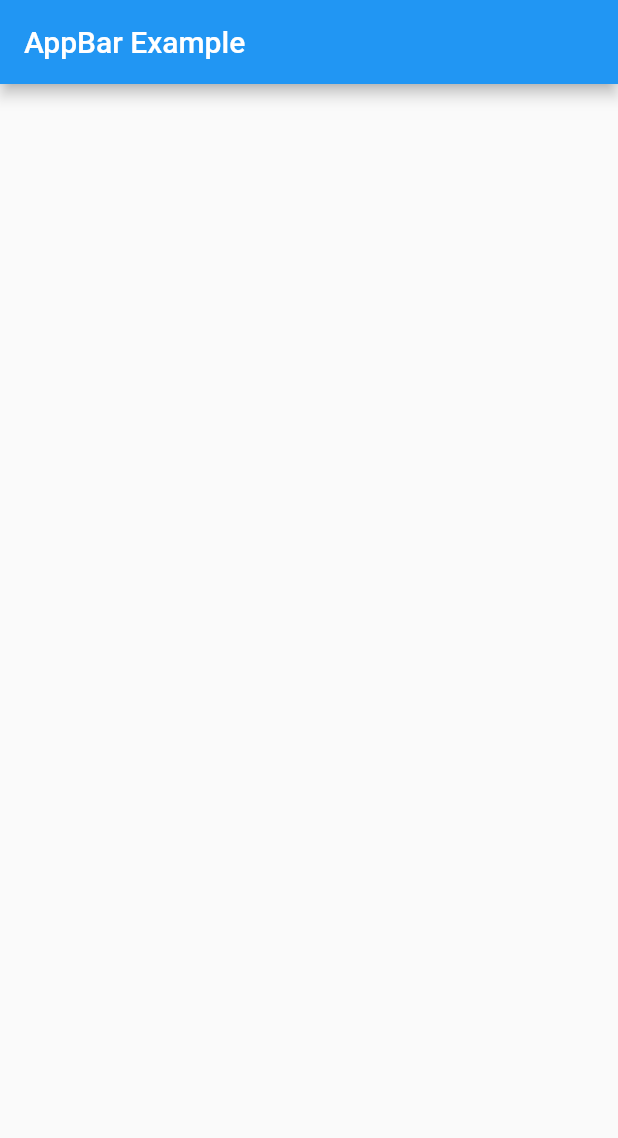
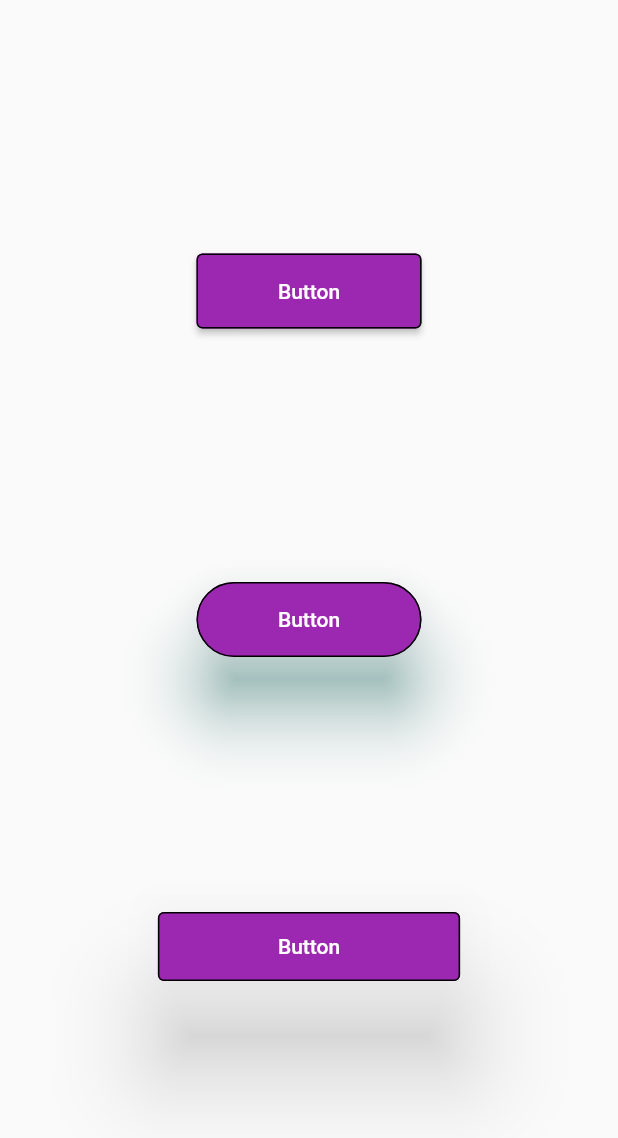
Before and after one commit to BilalRehman08/Flutter_Basic_Widgets, a Flutter app: the screen it shows after launch, after a tap on "Elevated Button Example", on a phone screen of 412 x 824 dp. Shown: the top 1138 px of the screen. Run offline on Flutter 3.47's test engine with Material 2 defaults, Android fonts, the light colour scheme and no system bars.

Commit message:
ElevatedButton Example

```diff
--- a/lib/Buttons.dart
+++ b/lib/Buttons.dart
@@ -1 +1,60 @@
 import 'package:flutter/material.dart';
+
+class ElevatedButtonExample extends StatefulWidget {
+  @override
+  _ElevatedButtonExampleState createState() => _ElevatedButtonExampleState();
+}
+
+class _ElevatedButtonExampleState extends State<ElevatedButtonExample> {
+  @override
+  Widget build(BuildContext context) {
+    return MaterialApp(
+        debugShowCheckedModeBanner: false,
+        home: Scaffold(
+            body: Center(
+          child: Column(
+            mainAxisAlignment: MainAxisAlignment.spaceEvenly,
+            children: [
+              ElevatedButton(
+                child: Text("Button"),
+                style: ElevatedButton.styleFrom(
+                  onPrimary: Colors.white,
+                  primary: Colors.purple,
+                  onSurface: Colors.grey,
+                  side: BorderSide(color: Colors.black, width: 1),
+                  minimumSize: Size(150, 50),
+                ),
+                onPressed: () {},
+              ),
+              ElevatedButton(
+                child: Text("Button"),
+                style: ElevatedButton.styleFrom(
+                  onPrimary: Colors.white,
+                  primary: Colors.purple,
+                  onSurface: Colors.grey,
+                  side: BorderSide(color: Colors.black, width: 1),
+                  minimumSize: Size(150, 50),
+                  elevation: 20,
+                  shadowColor: Colors.teal,
+                  shape: RoundedRectangleBorder(
+                      borderRadius: BorderRadius.circular(30)),
+                ),
+                onPressed: () {},
+              ),
+              ElevatedButton(
+                child: Text("Button"),
+                style: ElevatedButton.styleFrom(
+                    onPrimary: Colors.white,
+                    primary: Colors.purple,
+                    onSurface: Colors.grey,
+                    side: BorderSide(color: Colors.black, width: 1),
+                    elevation: 30,
+                    padding: EdgeInsets.only(
+                        left: 80, right: 80, top: 15, bottom: 15)),
+                onPressed: () {},
+              )
+            ],
+          ),
+        )));
+  }
+}
--- a/lib/main.dart
+++ b/lib/main.dart
@@ -1,3 +1,4 @@
+import 'package:basic_widgets/Buttons.dart';
 import 'package:basic_widgets/TextField.dart';
 import 'package:basic_widgets/column.dart';
 import 'package:basic_widgets/container.dart';
@@ -52,8 +53,10 @@ class _HomeState extends State<Home> {
           SizedBox(height: 10),
           ElevatedButton(
             onPressed: () {
-              Navigator.push(context,
-                  MaterialPageRoute(builder: (context) => AppBarExample()));
+              Navigator.push(
+                  context,
+                  MaterialPageRoute(
+                      builder: (context) => ElevatedButtonExample()));
             },
             child: Text("Elevated Button Example"),
           ),
```
